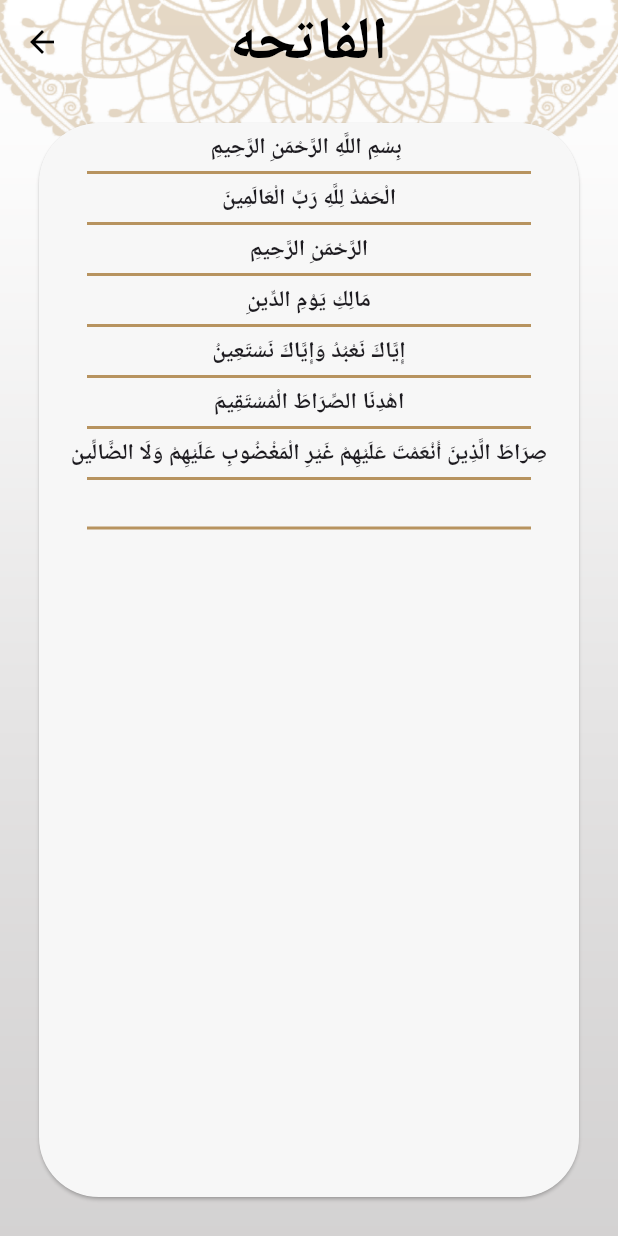
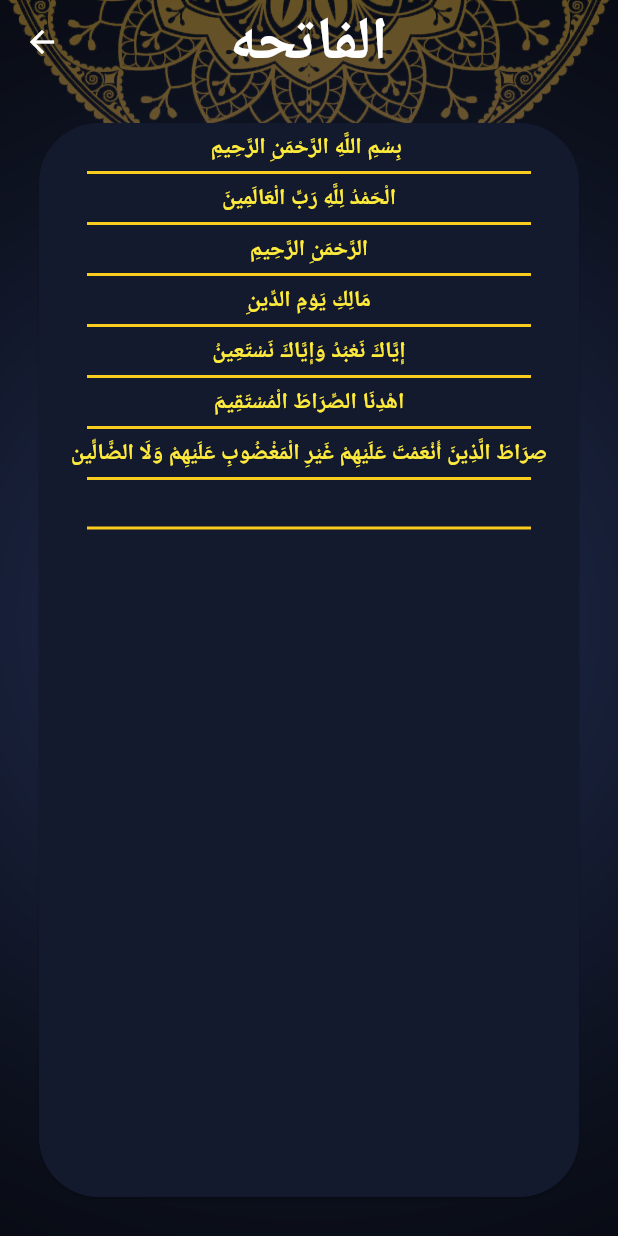
Before and after one commit to AhmedAmro565/islami_app, a Flutter app: the screen it shows after launch, after a tap on "الفاتحه", on a phone screen of 412 x 824 dp. Run offline on Flutter 3.47's test engine with Material 3 defaults, Android fonts, the phone set to English and light mode, and no system bars.

Commit message:
+ Theming + Edited tabs & screens + Light theme + Dark theme

```diff
--- a/islami_app/lib/main.dart
+++ b/islami_app/lib/main.dart
@@ -1,8 +1,8 @@
 import 'package:flutter/material.dart';
-import 'package:islami_app/screens/hadeth_details_screen.dart';
+import 'package:islami_app/routes/routes.dart';
 import 'package:islami_app/screens/home_screen.dart';
 import 'package:islami_app/screens/splash_screen.dart';
-import 'package:islami_app/screens/sura_details_screen.dart';
+import 'package:islami_app/styles/my_theme_data.dart';
 
 void main() {
   runApp(IslamiApp());
@@ -14,27 +14,15 @@ class IslamiApp extends StatelessWidget {
     return MaterialApp(
       debugShowCheckedModeBanner: false,
       home: SplashScreen(),
-      theme: ThemeData(
-        scaffoldBackgroundColor: Colors.transparent,
-        appBarTheme: AppBarTheme(
-            iconTheme: IconThemeData(color: Colors.black),
-            centerTitle: true,
-            titleTextStyle: TextStyle(
-                fontWeight: FontWeight.bold, fontSize: 40, color: Colors.black),
-            color: Colors.transparent),
-        bottomNavigationBarTheme: BottomNavigationBarThemeData(
-            unselectedItemColor: Colors.white,
-            selectedItemColor: Colors.black,
-            selectedIconTheme: IconThemeData(size: 45),
-            unselectedIconTheme: IconThemeData(size: 32)),
-      ),
-      routes: <String, WidgetBuilder>{
-        HomeScreen.routeName: (context) => HomeScreen(),
-        SplashScreen.routeName: (context) => SplashScreen(),
-        SuraDetailsScreen.routeName: (context) => SuraDetailsScreen(),
-        HadethDetailsScreen.routeName:(context) => HadethDetailsScreen(),
+      theme: MyThemeData.lightTheme,
+      darkTheme: MyThemeData.darkTheme,
 
-      },
+      themeMode: ThemeMode.dark,
+
+
+
+
+      routes: AppRoutes.routes,
       initialRoute: HomeScreen.routeName,
     );
   }
--- /dev/null
+++ b/islami_app/lib/routes/routes.dart
@@ -0,0 +1,14 @@
+import 'package:flutter/material.dart';
+import '../screens/hadeth_details_screen.dart';
+import '../screens/home_screen.dart';
+import '../screens/splash_screen.dart';
+import '../screens/sura_details_screen.dart';
+
+class AppRoutes {
+  static Map<String, WidgetBuilder> routes = {
+    HomeScreen.routeName: (context) => HomeScreen(),
+    SplashScreen.routeName: (context) => SplashScreen(),
+    SuraDetailsScreen.routeName: (context) => SuraDetailsScreen(),
+    HadethDetailsScreen.routeName: (context) => HadethDetailsScreen(),
+  };
+}
--- a/islami_app/lib/screens/hadeth_details_screen.dart
+++ b/islami_app/lib/screens/hadeth_details_screen.dart
@@ -1,4 +1,5 @@
 import 'package:flutter/material.dart';
+import 'package:islami_app/styles/my_theme_data.dart';
 import 'package:islami_app/tabs/hadeth_tab/hadeth_tab.dart';
 import 'package:islami_app/widgets.dart';
 
@@ -11,7 +12,9 @@ class HadethDetailsScreen extends StatelessWidget {
     return Container(
       decoration: BoxDecoration(
         image: DecorationImage(
-          image: AssetImage(Images.ImagePath_2),
+          image: AssetImage(MyThemeData.isDarkSelected
+              ? 'assets/images/home_dark_background.png'
+              : 'assets/images/default_bg@2x.png'),
           fit: BoxFit.fill,
         ),
       ),
@@ -22,6 +25,7 @@ class HadethDetailsScreen extends StatelessWidget {
           child: Padding(
             padding:  EdgeInsets.all(12),
             child: Card(
+              color: Theme.of(context).cardColor,
 
               shape: RoundedRectangleBorder(
                 borderRadius: BorderRadius.circular(32),
@@ -37,14 +41,11 @@ class HadethDetailsScreen extends StatelessWidget {
                       width: double.infinity,
                       decoration: BoxDecoration(
                           borderRadius: BorderRadius.circular(40),
-                          color: Color(0xFFDCD6CE)),
+                          color: Color(0xFF7C6443)),
                       child: Center(
                         child: Text(
                           args.title,
-                          style: TextStyle(
-                              fontSize: 26,
-                              fontWeight: FontWeight.bold,
-                              ),
+                          style: Theme.of(context).textTheme.headlineMedium,
                         ),
                       ),
                     ),
@@ -52,11 +53,7 @@ class HadethDetailsScreen extends StatelessWidget {
                     Text(
                       args.content,
                       textDirection: TextDirection.rtl,
-                      style: TextStyle(
-                        fontSize: 18,
-                        fontWeight: FontWeight.bold,
-                        height: 1.5, // Line height for better readability
-                      ),
+                      style: Theme.of(context).textTheme.bodyMedium,
                     ),
                   ],
                 ),
--- a/islami_app/lib/screens/home_screen.dart
+++ b/islami_app/lib/screens/home_screen.dart
@@ -1,7 +1,8 @@
 import 'package:flutter/material.dart';
+import 'package:islami_app/styles/my_theme_data.dart';
 import 'package:islami_app/tabs/hadeth_tab/hadeth_tab.dart';
-import 'package:islami_app/tabs/quran_tab/quran.dart';
-import 'package:islami_app/tabs/radio_tab/radio.dart';
+import 'package:islami_app/tabs/radio_tab/radio_tab.dart';
+import 'package:islami_app/tabs/quran_tab/quran_tab.dart';
 import 'package:islami_app/tabs/sebha_tab/sebha.dart';
 import 'package:islami_app/tabs/settings_tab/settings_tab.dart';
 import 'package:islami_app/widgets.dart';
@@ -17,57 +18,74 @@ class _HomeScreenState extends State<HomeScreen> {
   int selectedIndexTab = 0;
 
   List<Widget> Tabs = [
-    RadioTab(),
+    QuranTab(),
     SebhaTab(),
     HadethTab(),
-    QuranTab(),
+    RadioTab(),
     SettingsTab(),
   ];
 
   @override
   Widget build(BuildContext context) {
-    return Container(
+    return Stack(
+      children: [
+        // Background Image
+        Container(
           decoration: BoxDecoration(
             image: DecorationImage(
-              image: AssetImage(Images.ImagePath_2), fit: BoxFit.fill)),
-      child: Scaffold(
+              image: AssetImage(MyThemeData.isDarkSelected
+                  ? 'assets/images/home_dark_background.png'
+                  : 'assets/images/default_bg@2x.png'),
+              fit: BoxFit
+                  .cover, // Use BoxFit.cover to ensure it covers the screen
+            ),
+          ),
+        ),
+        // Foreground Content
+        Scaffold(
+          backgroundColor: Colors.transparent, // Make Scaffold transparent
           appBar: AppBar_1(),
           body: Tabs[selectedIndexTab],
           bottomNavigationBar: BottomNavigationBar(
+            backgroundColor: Theme.of(context).primaryColor,
             currentIndex: selectedIndexTab,
             onTap: (index) {
+              setState(() {
                 selectedIndexTab = index;
-            setState(() {});
+              });
             },
             items: [
               BottomNavigationBarItem(
-              backgroundColor: Color(0xFFB7935F),
+                backgroundColor: Theme.of(context).primaryColor,
                 icon: ImageIcon(AssetImage(Images.quran)),
                 label: 'Quran',
               ),
               BottomNavigationBarItem(
-              backgroundColor: Color(0xFFB7935F),
+                backgroundColor: Theme.of(context).primaryColor,
                 icon: ImageIcon(AssetImage(Images.sebha)),
                 label: 'Sebha',
               ),
               BottomNavigationBarItem(
-              backgroundColor: Color(0xFFB7935F),
+                backgroundColor: Theme.of(context).primaryColor,
                 icon: ImageIcon(AssetImage(Images.hadeth)),
                 label: 'Hadeth',
               ),
               BottomNavigationBarItem(
-              backgroundColor: Color(0xFFB7935F),
+                backgroundColor: Theme.of(context).primaryColor,
                 icon: ImageIcon(AssetImage(Images.radio)),
                 label: 'Radio',
               ),
               BottomNavigationBarItem(
-              backgroundColor: Color(0xFFB7935F),
+                backgroundColor: Theme.of(context).primaryColor,
                 icon: Icon(Icons.settings),
                 label: 'Settings',
               ),
             ],
           ),
         ),
+      ],
     );
   }
+
+
 }
--- a/islami_app/lib/screens/sura_details_screen.dart
+++ b/islami_app/lib/screens/sura_details_screen.dart
@@ -1,7 +1,8 @@
 import 'package:flutter/material.dart';
 import 'package:flutter/services.dart';
 import 'package:islami_app/screens/quran_details_screen.dart';
-import 'package:islami_app/tabs/radio_tab/sura_name.dart';
+import 'package:islami_app/styles/my_theme_data.dart';
+import 'package:islami_app/tabs/quran_tab/sura_name.dart';
 import 'package:islami_app/widgets.dart';
 
 class SuraDetailsScreen extends StatefulWidget {
@@ -24,7 +25,9 @@ class _SuraDetailsScreenState extends State<SuraDetailsScreen> {
             decoration: BoxDecoration(
                 image: DecorationImage(
               image: AssetImage(
-                Images.ImagePath_2,
+                  MyThemeData.isDarkSelected
+                      ? 'assets/images/home_dark_background.png'
+                      : 'assets/images/default_bg@2x.png'
               ),
               fit: BoxFit.fill,
             )),
@@ -33,11 +36,11 @@ class _SuraDetailsScreenState extends State<SuraDetailsScreen> {
                 margin: EdgeInsets.all(26),
                 shape: RoundedRectangleBorder(
                     borderRadius: BorderRadius.circular(40)),
-                color: Color.fromARGB(255, 247, 247, 247),
+                color: Theme.of(context).cardColor,
                 child: ListView.separated(
                   separatorBuilder: (context, index) => Container(
                     margin: EdgeInsets.symmetric(horizontal: 32),
-                    color: Color(0xFFB7935F),
+                    color: Theme.of(context).dividerColor,
                     width: double.infinity,
                     height: 2,
                   ),
--- /dev/null
+++ b/islami_app/lib/styles/my_theme_data.dart
@@ -0,0 +1,79 @@
+import 'package:flutter/material.dart';
+
+class MyThemeData {
+  static Color lightPrimaryColor = Color(0XFFB7935F);
+  static Color darkPrimaryColor = Color(0XFF141A2E);
+  static Color lightDividerColor = Color(0XFFB7935F);
+  static Color darkDividerColor = Color(0XFFFACC1D);
+  static bool isDarkSelected = true;
+
+  static ThemeData lightTheme = ThemeData(
+    textTheme: TextTheme(
+      headlineMedium: TextStyle(
+        fontSize: 25,
+        fontWeight: FontWeight.w600,
+        color: Colors.black,
+      ),
+      titleMedium: TextStyle(
+          fontSize: 25, fontWeight: FontWeight.bold, color: Colors.black),
+      bodyMedium: TextStyle(
+          fontSize: 20, fontWeight: FontWeight.normal, color: Colors.black),
+    ),
+    cardColor: lightPrimaryColor,
+    dividerColor: lightDividerColor,
+    primaryColor: lightPrimaryColor,
+    scaffoldBackgroundColor: Colors.transparent,
+    appBarTheme: AppBarTheme(
+      iconTheme: IconThemeData(color: Colors.black),
+      centerTitle: true,
+      titleTextStyle: TextStyle(
+        fontWeight: FontWeight.bold,
+        fontSize: 40,
+        color: Colors.black,
+      ),
+      color: Colors.transparent,
+    ),
+    bottomNavigationBarTheme: BottomNavigationBarThemeData(
+      unselectedItemColor: Colors.white,
+      selectedItemColor: Colors.black,
+      selectedIconTheme: IconThemeData(size: 45),
+      unselectedIconTheme: IconThemeData(size: 32),
+    ),
+  );
+
+  static ThemeData darkTheme = ThemeData(
+    textTheme: TextTheme(
+      headlineMedium: TextStyle(
+        fontSize: 28,
+        fontWeight: FontWeight.w600,
+        color: Colors.white,
+      ),
+      titleMedium: TextStyle(
+          fontSize: 25, fontWeight: FontWeight.bold, color: Colors.white),
+      bodyMedium: TextStyle(
+          fontSize: 20, fontWeight: FontWeight.normal, color: Colors.yellow),
+    ),
+    dividerColor: darkDividerColor,
+    cardColor: darkPrimaryColor,
+    primaryColor: darkPrimaryColor,
+    scaffoldBackgroundColor: Colors.transparent,
+    appBarTheme: AppBarTheme(
+      iconTheme: IconThemeData(color: Colors.white),
+      centerTitle: true,
+      titleTextStyle: TextStyle(
+        fontWeight: FontWeight.bold,
+        fontSize: 40,
+        color: Colors.white,
+      ),
+      color: Colors.transparent,
+    ),
+    bottomNavigationBarTheme: BottomNavigationBarThemeData(
+      unselectedItemColor: Colors.white,
+      selectedItemColor: Color(0XFFFACC1D),
+      selectedIconTheme: IconThemeData(size: 45),
+      unselectedIconTheme: IconThemeData(size: 32),
+    ),
+  );
+}
+
+// selected nav
--- a/islami_app/lib/tabs/hadeth_tab/hadeth_tab.dart
+++ b/islami_app/lib/tabs/hadeth_tab/hadeth_tab.dart
@@ -18,7 +18,7 @@ class _HadethTabState extends State<HadethTab> {
     return ahadeth.isEmpty
         ? Center(child: CircularProgressIndicator())
         : Container(
-            margin: EdgeInsets.all(15),
+            margin: EdgeInsets.all(10),
             child: Column(
               children: [
                 Image.asset(Images.hadethHeader),
@@ -30,11 +30,11 @@ class _HadethTabState extends State<HadethTab> {
                     decoration: BoxDecoration(
                         border: Border.symmetric(
                             horizontal: BorderSide(
-                                width: 2, color: Color(0xFFB7935F)))),
+                                width: 2, color: Theme.of(context).dividerColor))),
                     child: Text(
-                      'الأحاديث',
+                      '(  الأحاديث  )',
                       style:
-                          TextStyle(fontWeight: FontWeight.bold, fontSize: 25),
+                      Theme.of(context).textTheme.headlineMedium,
                     )),
                 Expanded(
                   child: ListView.separated(
@@ -42,7 +42,7 @@ class _HadethTabState extends State<HadethTab> {
                           HadethTitleWideget(hadeth: ahadeth[index]),
                       separatorBuilder: (context, index) => Container(
                             margin: EdgeInsets.symmetric(horizontal: 45.1),
-                            color: Color(0xFFB7935F),
+                            color: Theme.of(context).dividerColor,
                             width: double.infinity,
                             height: 2,
                           ),
--- a/islami_app/lib/tabs/hadeth_tab/hadeth_title.dart
+++ b/islami_app/lib/tabs/hadeth_tab/hadeth_title.dart
@@ -17,9 +17,7 @@ class HadethTitleWideget extends StatelessWidget {
           alignment: Alignment.center,
           padding: EdgeInsets.all(12),
           child: Text(hadeth.title,
-              style: TextStyle(
-                fontSize: 25,
-              ))),
+              style: Theme.of(context).textTheme.titleMedium)),
     );
   }
 }
--- a/islami_app/lib/tabs/radio_tab/radio.dart
+++ b/islami_app/lib/tabs/quran_tab/quran_tab.dart
@@ -1,9 +1,9 @@
 import 'package:flutter/material.dart';
-import 'package:islami_app/tabs/radio_tab/sura_name.dart';
+import 'package:islami_app/tabs/quran_tab/sura_name.dart';
 import 'package:islami_app/widgets.dart';
 
 // ignore: must_be_immutable
-class RadioTab extends StatelessWidget {
+class QuranTab extends StatelessWidget {
   List<String> suraNames = [
     "الفاتحه",
     "البقرة",
@@ -133,13 +133,10 @@ class RadioTab extends StatelessWidget {
               margin: EdgeInsets.symmetric(horizontal: 40),
               height: 2,
               width: double.infinity,
-              color: Color(0xFFB7935F),
+              color: Theme.of(context).dividerColor,
             ),
             itemBuilder: (context, index) => SuraName(
-                suraArgs: SuraArgs(
-              title: suraNames[index],
-              index: index,
-            )),
+                suraArgs: SuraArgs(title: suraNames[index], index: index)),
             itemCount: suraNames.length,
           ),
         )
--- a/islami_app/lib/tabs/radio_tab/sura_name.dart
+++ b/islami_app/lib/tabs/quran_tab/sura_name.dart
@@ -18,7 +18,7 @@ class SuraName extends StatelessWidget {
         alignment: Alignment.center,
         child: Text(
           suraArgs.title,
-          style: TextStyle(fontSize: 25, fontWeight: FontWeight.bold),
+          style: Theme.of(context).textTheme.titleMedium,
         ),
       ),
     );
--- a/islami_app/lib/tabs/quran_tab/quran.dart
+++ b/islami_app/lib/tabs/radio_tab/radio_tab.dart
@@ -1,6 +1,6 @@
 import 'package:flutter/material.dart';
 
-class QuranTab extends StatelessWidget {
+class RadioTab extends StatelessWidget {
   @override
   Widget build(BuildContext context) {
     return Container(
--- a/islami_app/lib/tabs/sebha_tab/sebha.dart
+++ b/islami_app/lib/tabs/sebha_tab/sebha.dart
@@ -22,7 +22,7 @@ class _SebhaTabState extends State<SebhaTab> {
                   child: Image.asset(Images.sebhaHeader)),
               Text(
                 'عدد التسبيحات',
-                style: TextStyle(fontSize: 25, fontWeight: FontWeight.bold),
+                style: Theme.of(context).textTheme.headlineMedium,
               ),
               SizedBox(
                 height: 10,
--- a/islami_app/lib/tabs/settings_tab/settings_tab.dart
+++ b/islami_app/lib/tabs/settings_tab/settings_tab.dart
@@ -19,7 +19,7 @@ class _SettingsTabState extends State<SettingsTab> {
         children: [
           Text(
             "Theme",
-            style: TextStyle(fontSize: 25, fontWeight: FontWeight.bold),
+            style: Theme.of(context).textTheme.titleMedium,
           ),
           InkWell(
             onTap: () {
@@ -35,7 +35,7 @@ class _SettingsTabState extends State<SettingsTab> {
               ),
               child: Text(
                 "Light",
-                style: TextStyle(fontSize: 20, fontWeight: FontWeight.bold),
+                style: Theme.of(context).textTheme.titleMedium,
               ),
             ),
           ),
@@ -44,7 +44,7 @@ class _SettingsTabState extends State<SettingsTab> {
           ),
           Text(
             "Language",
-            style: TextStyle(fontSize: 25, fontWeight: FontWeight.bold),
+            style: Theme.of(context).textTheme.titleMedium,
           ),
           InkWell(
             onTap: () {
@@ -60,7 +60,7 @@ class _SettingsTabState extends State<SettingsTab> {
               ),
               child: Text(
                 "English",
-                style: TextStyle(fontSize: 20, fontWeight: FontWeight.bold),
+                style: Theme.of(context).textTheme.titleMedium,
               ),
             ),
           ),
--- a/islami_app/lib/widgets.dart
+++ b/islami_app/lib/widgets.dart
@@ -2,7 +2,7 @@ import 'package:flutter/material.dart';
 
 PreferredSizeWidget AppBar_1() {
   return AppBar(
-    title: Text(Strings.MainTitle),
+    title: Text(Strings.MainTitle,),
   );
 }
 
@@ -38,8 +38,13 @@ Widget getUnSelectedItem(String text) {
 }
 
 class Images {
+
+
+
   static String ImagePath_1 = 'assets/images/islami_splash_screen.jpg';
   static String ImagePath_2 = 'assets/images/default_bg@2x.png';
+  static String ImagePath_3 = 'assets/images/home_dark_background.png';
+
 
   static String quran = 'assets/images/quran.png';
   static String radio = 'assets/images/radio.png';
```
Also changed, not shown: islami_app/assets/images/home_dark_background.png (added). Lines whose indentation alone changed are shown as unchanged.
